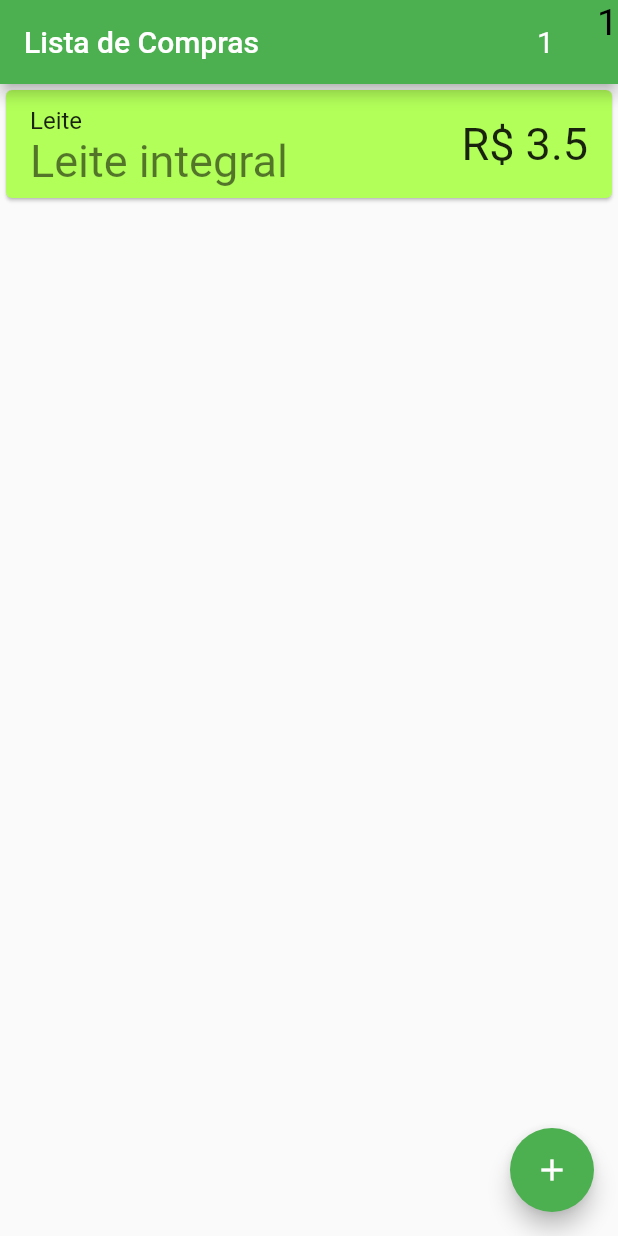
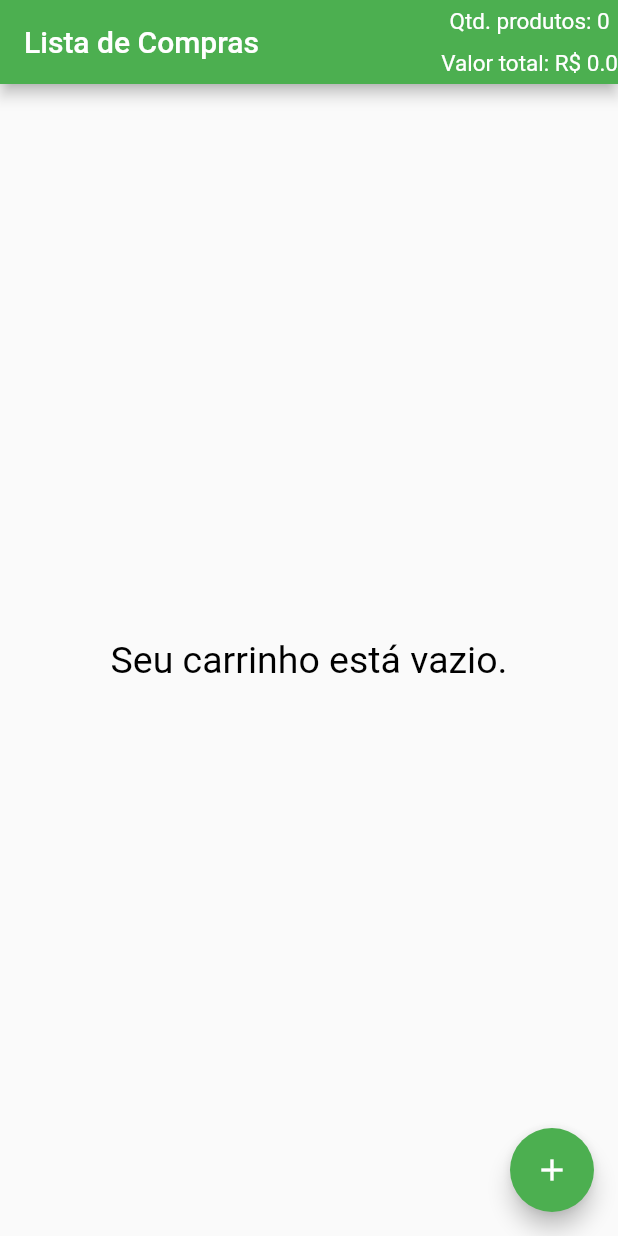
Before and after one commit to DellAcademyFlutter/flutter_grocery_list, a Flutter app: the screen it shows after launch, on a phone screen of 412 x 824 dp. Run offline on Flutter 3.47's test engine with Material 2 defaults, Android fonts, the phone set to English and light mode, and no system bars; our stand-ins replace get_it.

Commit message:
Modificações da versão 1.1.
Requisitos implementados:
- 1. Refatoração de código.
-- 1.1 Desacoplação das classes (a fim de deixá-las mais coesas).
- 2. Tratamento da lista vazia.
- 3. Implementação o preço total do carrinho.

```diff
--- a/lib/Controllers/controller.dart
+++ b/lib/Controllers/controller.dart
@@ -2,10 +2,4 @@ import 'package:flutter_grocery_list/Models/item.dart';
 import 'package:get_it/get_it.dart';
 
 class Controller {
-
-  final item = GetIt.I<Item>();
-
-  update(){}
-
-
 }
--- /dev/null
+++ b/lib/Models/cart.dart
@@ -0,0 +1,64 @@
+import 'package:flutter/cupertino.dart';
+import 'item.dart';
+
+/// Esta classe implementa o objeto [Model] de um carrinho [Cart].
+class Cart extends ChangeNotifier{
+  //****************************************************************************
+  // Atributos da classe
+  //****************************************************************************
+  /// Construtor padrao da classe
+  Cart({this.id});
+
+
+  //****************************************************************************
+  // Atributos da classe
+  //****************************************************************************
+  int id;
+  double totalValue = 0.0;
+  List<Item> itemList = List();
+
+
+  //****************************************************************************
+  // Metodos da classe
+  //****************************************************************************
+  /// Este metodo atualiza um item de [itemList].
+  addItem(Item item){
+    itemList.add(item);
+    totalValue += item.value;
+
+    notifyListeners(); // Notifica aos observadores uma mudanca na lista.
+  }
+
+  /// Este metodo atualiza um item de [itemList].
+  updateItem(Item item){
+    final index = itemList.indexOf(item);
+    itemList.removeAt(index);
+    itemList.insert(index, item);
+
+    //TODO: atualizar o valor total do carrinho quando puder editar o preco dos itens.
+
+    notifyListeners(); // Notifica aos observadores uma mudanca na lista.
+  }
+
+  /// Este metodo remove um item de [itemList] baseado em um indice [index].
+  removeItem(int index){
+    // Atualiza o preco total do carrinho
+    double itemToRemoveValue = itemList[index].value;
+    totalValue -= itemToRemoveValue;
+
+    // Remove o item
+    itemList.removeAt(index);
+
+    notifyListeners(); // Notifica aos observadores uma mudanca na lista.
+  }
+
+  /// Disjuncao logica (Equals): compara se dois objetos [Item] sao iguais.
+  @override
+  bool operator == (Object other) =>
+      identical(this, other) ||
+          other is Item && runtimeType == other.runtimeType && id == other.id;
+
+  /// hashCode: codigo para identificacao unica deste carrinho.
+  @override
+  int get hashCode => id.hashCode;
+}
--- a/lib/Models/item.dart
+++ b/lib/Models/item.dart
@@ -11,14 +11,6 @@ class Item extends ChangeNotifier{
   String description;
   double value;
 
-  List<Item> cartList = List();
-
-  removeItemList(int index){
-    cartList.removeAt(index);
-
-    notifyListeners();
-  }
-
   /// Disjuncao logica (Equals): compara se dois objetos [Item] sao iguais.
   @override
   bool operator == (Object other) =>
--- a/lib/Viewers/home_page.dart
+++ b/lib/Viewers/home_page.dart
@@ -1,4 +1,5 @@
 import 'package:flutter/material.dart';
+import 'package:flutter_grocery_list/Models/cart.dart';
 import 'package:flutter_grocery_list/Viewers/add_item_page.dart';
 import 'package:flutter_grocery_list/Models/item.dart';
 import 'package:get_it/get_it.dart';
@@ -13,57 +14,49 @@ class MyHomePage extends StatefulWidget {
 }
 
 class _MyHomePageState extends State<MyHomePage> {
-  final item = GetIt.I<Item>();
-  var editText = TextEditingController();
+  final cart = GetIt.I<Cart>();
 
   @override
   void initState() {
     super.initState();
-    // Adiciona, por padrao, um item leite.
-    item.cartList.add(Item(
-        id: item.cartList.length,
-        name: "Leite",
-        description: "Leite integral",
-        value: 3.50));
   }
 
   @override
   Widget build(BuildContext context) {
     return AnimatedBuilder(
-      animation: item,
+        animation: cart,
         builder: (context, w) {
           return Scaffold(
             appBar: AppBar(
               title: Text(widget.title),
-            actions: <Widget>[
-              Container(
-                  width: 40,
-                  height: 40,
-                  alignment: Alignment.centerLeft,
-                  child: Text("${item.cartList.length}", style: TextStyle(fontSize: 20),)),
-              TesteIsrael()
-            ],
+              actions: <Widget>[CartTotalValue()],
             ),
             body: Center(
-            child: ListView.builder(
-              itemCount: item.cartList.length,
+                child: cart.itemList.length != 0
+                    ? ListView.builder(
+                        itemCount: cart.itemList.length,
                         itemBuilder: (context, index) {
-                //Dismissible é um widjet que adiciona os comportamentos de slide
                           return Dismissible(
-                  key: Key(item.cartList[index].name),
+                            // Adiciona comportamento slide
+                            key: Key(cart.itemList[index].name),
                             child: Card(
                                 child: ListTile(
-                        title: Text('${item.cartList[index].name}'),
-                        subtitle: Text('${item.cartList[index].description}'),
-                        trailing: Text('R\$ ${item.cartList[index].value}'),
+                                  title: Text(
+                                    '${cart.itemList[index].name}',
+                                    style: TextStyle(fontSize: 20),
+                                  ),
+                                  subtitle: Text(
+                                    '${cart.itemList[index].description}',
+                                    style: TextStyle(fontSize: 15),
+                                  ),
+                                  trailing:
+                                      Text('R\$ ${cart.itemList[index].value}'),
                                 ),
                                 color: Colors.lightGreenAccent),
 
-                  //É o widget que fica visível quando deslizamos o item da lista para a direita.
-                  background: slideRightBackground(),
-
-                  // SecondaryBackground: É o outro lado do deslizamento.
-                  secondaryBackground: slideLeftBackground(),
+                            background: slideRightBackground(), // Slide right
+                            secondaryBackground:
+                                slideLeftBackground(), // Slide left
 
                             // ignore: missing_return
                             confirmDismiss: (direction) async {
@@ -73,12 +66,13 @@ class _MyHomePageState extends State<MyHomePage> {
                                     builder: (BuildContext context) {
                                       return AlertDialog(
                                         content: Text(
-                                  "Você gostaria de remover: ${item.cartList[index]} do carrinho?"),
+                                            "Você gostaria de remover: ${cart.itemList[index]} do carrinho?"),
                                         actions: <Widget>[
                                           FlatButton(
                                             child: Text(
                                               "Cancelar",
-                                    style: TextStyle(color: Colors.black),
+                                              style: TextStyle(
+                                                  color: Colors.black),
                                             ),
                                             onPressed: () {
                                               Navigator.of(context).pop();
@@ -87,12 +81,12 @@ class _MyHomePageState extends State<MyHomePage> {
                                           FlatButton(
                                             child: Text(
                                               "Remover",
-                                    style: TextStyle(color: Colors.red),
+                                              style:
+                                                  TextStyle(color: Colors.red),
                                             ),
                                             onPressed: () {
                                               //Remove o lista no index selecionado
-                                    item.removeItemList(index);
-
+                                              cart.removeItem(index);
                                               Navigator.of(context).pop();
                                             },
                                           ),
@@ -102,39 +96,33 @@ class _MyHomePageState extends State<MyHomePage> {
                                 return resp;
                               } else {
                                 // Navega para a pagina de edicao
-                      setState(() {
                                 Navigator.of(context).push(
                                   MaterialPageRoute(
                                     builder: (_) =>
-                                CreateItem(cart: item.cartList, item: item.cartList[index]),
+                                        CreateItem(item: cart.itemList[index]),
                                   ),
                                 );
-                      });
                               }
                             },
                           );
                         },
-            ),
-          ),
+                      )
+                    : EmptyCart()),
             floatingActionButton: FloatingActionButton(
               onPressed: () {
-              setState(() {
                 Navigator.of(context).push(
                   MaterialPageRoute(
                     builder: (_) => CreateItem(
-                      cart: item.cartList,
                       item: null,
                     ),
                   ),
-                ).whenComplete(() => setState(()=>null));
-              });
+                );
               },
               tooltip: 'Add',
               child: Icon(Icons.add),
             ),
           );
-      }
-    );
+        });
   }
 }
 
@@ -200,11 +188,41 @@ Widget slideLeftBackground() {
   );
 }
 
-class TesteIsrael extends StatelessWidget {
-  final item = GetIt.I<Item>();
+/// Esta classe retorna um widget mensagem com o valor total do carrinho.
+class CartTotalValue extends StatelessWidget {
+  final cart = GetIt.I<Cart>();
 
   @override
   Widget build(BuildContext context) {
-    return Container(child: Text("${item.cartList.length}", style: TextStyle(fontSize: 25, color: Colors.black),),);
+    return Container(
+        alignment: Alignment.centerLeft,
+        child: Column(
+          mainAxisAlignment: MainAxisAlignment.spaceAround,
+          children: [
+            Text(
+              "Qtd. produtos: ${cart.itemList.length}",
+              style: TextStyle(fontSize: 15, color: Colors.white),
+              textAlign: TextAlign.center,
+            ),
+            Text(
+              "Valor total: R\$ ${cart.totalValue}",
+              style: TextStyle(fontSize: 15, color: Colors.white),
+              textAlign: TextAlign.center,
+            ),
+          ],
+        ));
   }
 }
+
+/// Esta classe retorna um widget mensagem de carrinho vazio.
+class EmptyCart extends StatelessWidget {
+  @override
+  Widget build(BuildContext context) {
+    return Container(
+      child: Text(
+        "Seu carrinho está vazio.",
+        style: TextStyle(fontSize: 25, color: Colors.black),
+      ),
+    );
+  }
+}
--- a/lib/main.dart
+++ b/lib/main.dart
@@ -2,10 +2,13 @@ import 'package:flutter/material.dart';
 import 'package:flutter_grocery_list/Models/item.dart';
 import 'package:flutter_grocery_list/Viewers/home_page.dart';
 import 'package:get_it/get_it.dart';
+import 'Models/cart.dart';
 
 void main() {
-  GetIt.I.registerSingleton<Item>(Item());
+  // Injecoes de dependencia
+  GetIt.I.registerSingleton<Cart>(Cart()); // Um Singleton de [Cart].
 
+  // Execucao do aplicativo
   runApp(MyApp());
 }
 
```
Also changed, not shown: lib/Viewers/add_item_page.dart (+10 -9 lines), pubspec.lock. Lines whose indentation alone changed are shown as unchanged.
